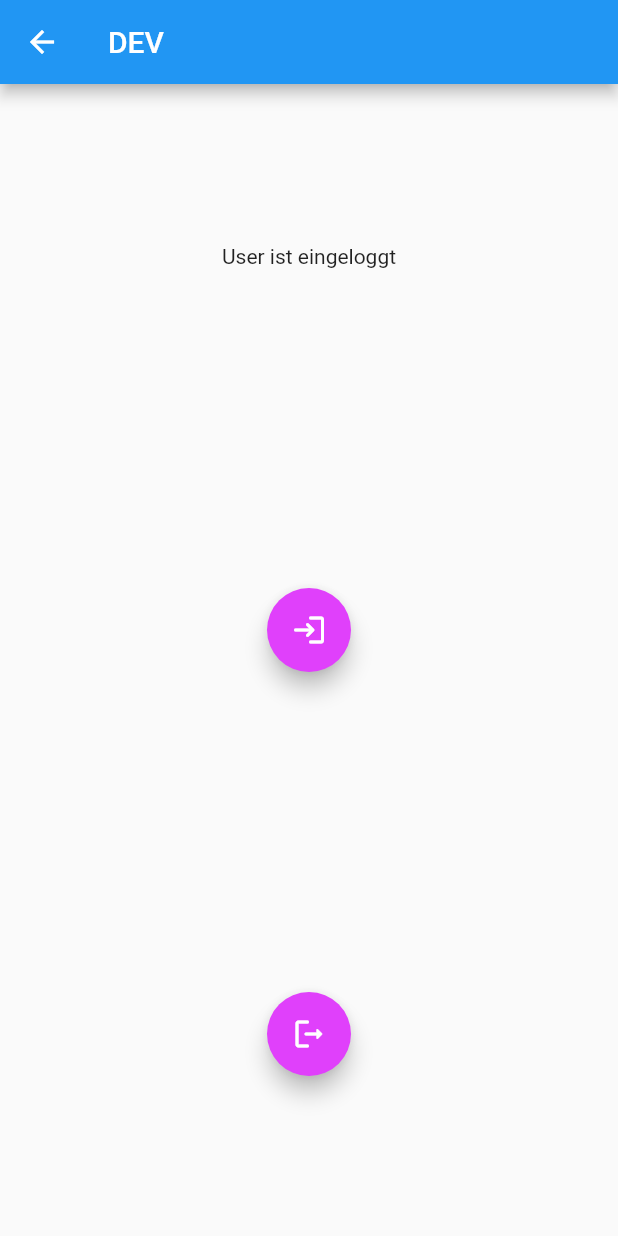
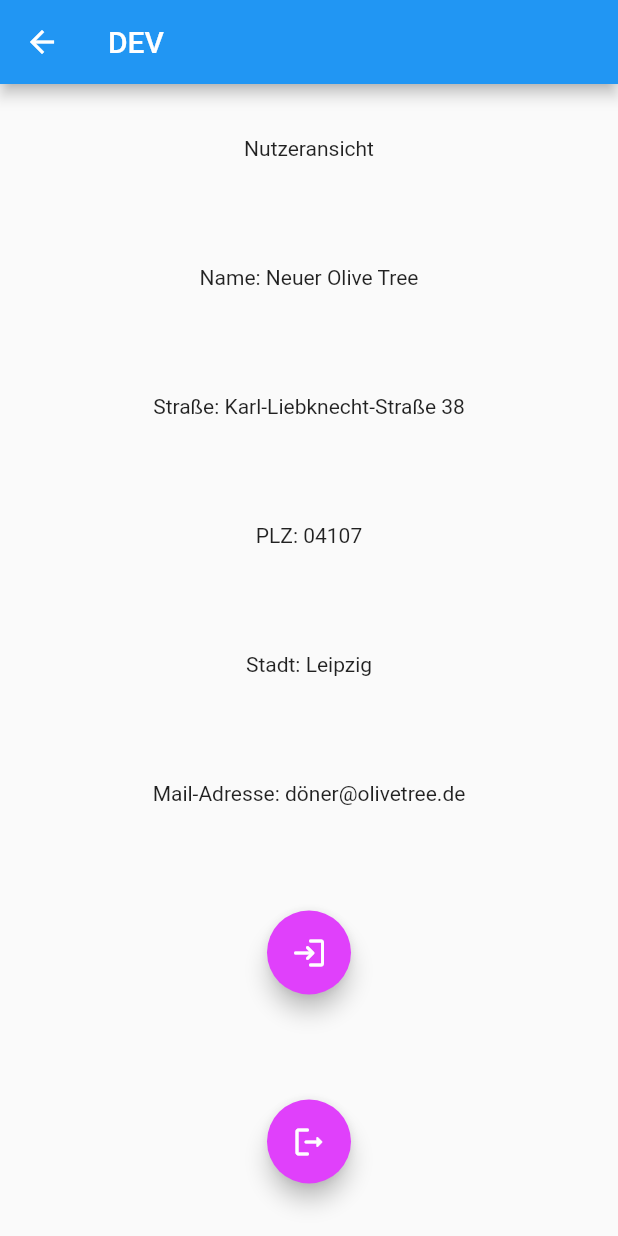
Before and after one commit to gmuehlenberg/samy, a Flutter app: the HomeView screen opened directly, after a tap on the "login" icon, on a phone screen of 412 x 824 dp. Run offline on Flutter 3.47's test engine with Material 2 defaults, Android fonts, the phone set to English and light mode, and no system bars; our stand-ins replace bloc, dartz, flutter_bloc, logger.

Commit message:
Add user MVU module

```diff
--- a/lib/home/home_view.dart
+++ b/lib/home/home_view.dart
@@ -1,6 +1,7 @@
 import 'package:bloc_mvu_app/config/config_model.dart';
 import 'package:bloc_mvu_app/login/login_view.dart';
 import 'package:bloc_mvu_app/mvu/view_without_model.dart';
+import 'package:bloc_mvu_app/user/user_view.dart';
 import 'package:flutter/material.dart';
 
 class HomeView extends ViewWithoutModel {
@@ -14,7 +15,7 @@ class HomeView extends ViewWithoutModel {
           ),
         ),
         body: const Center(
-          child: LoginView(),
+          child: UserView(),
         ),
       );
 }
--- a/lib/main.dart
+++ b/lib/main.dart
@@ -4,6 +4,7 @@ import 'package:bloc_mvu_app/login/login_update.dart';
 import 'package:bloc_mvu_app/navigation/navigation_model.dart';
 import 'package:bloc_mvu_app/navigation/navigation_update.dart';
 import 'package:bloc_mvu_app/navigation/navigation_view.dart';
+import 'package:bloc_mvu_app/user/user_update.dart';
 import 'package:flutter/material.dart';
 import 'package:flutter_bloc/flutter_bloc.dart';
 
@@ -18,6 +19,7 @@ class BlocMvuTestApp extends StatelessWidget {
           BlocProvider(create: ConfigUpdate.of, lazy: false),
           BlocProvider(create: CounterUpdate.of),
           BlocProvider(create: LoginUpdate.of),
+          BlocProvider(create: UserUpdate.of),
         ],
         child: MaterialApp(
           navigatorKey: navigatorKey,
--- a/lib/navigation/navigation_model.dart
+++ b/lib/navigation/navigation_model.dart
@@ -17,5 +17,5 @@ final GlobalKey<NavigatorState> navigatorKey = GlobalKey<NavigatorState>();
 final GlobalKey<ScaffoldState> scaffoldKey = GlobalKey<ScaffoldState>();
 
 enum Page {
-  login,
+  login, user
 }
--- a/lib/navigation/navigation_view.dart
+++ b/lib/navigation/navigation_view.dart
@@ -1,4 +1,5 @@
 import 'package:bloc_mvu_app/login/login_view.dart';
+import 'package:bloc_mvu_app/user/user_view.dart';
 import 'package:bloc_mvu_app/mvu/messaging.dart';
 import 'package:bloc_mvu_app/mvu/view.dart';
 import 'package:bloc_mvu_app/navigation/navigation_messages.dart';
@@ -39,5 +40,7 @@ Widget widgetFor(Page page) {
   switch (page) {
     case Page.login:
       return const LoginView();
+    case Page.user:
+      return const UserView();
   }
 }
--- a/lib/pages/menu/menu_view.dart
+++ b/lib/pages/menu/menu_view.dart
@@ -29,6 +29,7 @@ class MenuView extends ViewWithoutModel {
             child: Text('Menu'),
           ),
           _button('Login', Page.login),
+          _button('User', Page.user)
         ],
       );
 }
--- /dev/null
+++ b/lib/user/user_message.dart
@@ -0,0 +1,12 @@
+import 'package:bloc_mvu_app/mvu/messaging.dart';
+import 'package:bloc_mvu_app/user/user_update.dart';
+
+abstract class UserMessage extends UpdateMessage {
+  UserMessage() : super(routeTo: UserUpdate);
+}
+
+class CreateUser extends UserMessage {}
+
+class ChangeUser extends UserMessage {}
+
+class DeleteUser extends UserMessage {}
--- /dev/null
+++ b/lib/user/user_model.dart
@@ -0,0 +1,36 @@
+class UserModel {
+  UserModel({required this.surname,
+             required this.lastname,
+             required this.street,
+             required this.city,
+             required this.mail,
+             required this.password,
+             required this.postCode,
+  });
+
+  final String surname, lastname, street, postCode, city, mail, password;
+
+  UserModel copyWith({
+    String? surname,
+    String? lastname,
+    String? street,
+    String? city,
+    String? mail,
+    String? password,
+    String? postCode,
+  }) =>
+      UserModel(
+        // Returns new UserModel with new values for class variables, if passed through copyWith function. Otherwise variables will be kept with old values
+        surname: surname ?? this.surname,
+        lastname: lastname ?? this.lastname,
+        street: street ?? this.street,
+        city: city ?? this.city,
+        mail: mail ?? this.mail,
+        password: password ?? this.password,
+        postCode: postCode ?? this.postCode,
+
+
+      );
+}
+
+final UserModel initialUserModel = UserModel(surname: 'Olive', lastname: 'Tree', street: "Karl-Liebknecht-Straße 38", city: 'Leipzig', postCode: '04107', mail: 'döner@olivetree.de', password: 'dönermachtschöner123' );
--- /dev/null
+++ b/lib/user/user_update.dart
@@ -0,0 +1,26 @@
+import 'package:bloc_mvu_app/mvu/update.dart';
+import 'package:bloc_mvu_app/user/user_message.dart';
+import 'package:bloc_mvu_app/user/user_model.dart';
+import 'package:dartz/dartz.dart';
+import 'package:flutter/material.dart';
+
+class UserUpdate extends Update<UserMessage, UserModel> {
+  UserUpdate(UserModel initialModel) : super(initialModel);
+
+  // ignore: avoid_unused_constructor_parameters
+  factory UserUpdate.of(BuildContext context) => UserUpdate(initialUserModel);
+
+  @override
+  Option<UserModel> processMessage(UserMessage message, UserModel model) {
+    if (message is CreateUser) {
+      return Some(model.copyWith(surname: 'Neuer', lastname: 'Olive Tree', street: "Karl-Liebknecht-Straße 38", city: 'Leipzig', postCode: '04107', mail: 'döner@olivetree.de', password: 'dönermachtschöner123'));
+    }
+    /*if (message is ChangeUser) {
+      return Some(model.copyWith(isLoggedIn: false));
+    }
+    if (message is DeleteUser) {
+      return Some(model.copyWith(isLoggedIn: false));
+    }*/
+    return const None();
+  }
+}
--- /dev/null
+++ b/lib/user/user_view.dart
@@ -0,0 +1,35 @@
+import 'package:bloc_mvu_app/mvu/messaging.dart';
+import 'package:bloc_mvu_app/mvu/view.dart';
+import 'package:bloc_mvu_app/user/user_message.dart';
+import 'package:bloc_mvu_app/user/user_model.dart';
+import 'package:bloc_mvu_app/user/user_update.dart';
+import 'package:flutter/material.dart';
+
+class UserView extends View<UserMessage, UserModel, UserUpdate> {
+  const UserView({Key? key}) : super(key: key);
+
+  @override
+  Widget buildView(UserModel model) => Column(
+    mainAxisAlignment: MainAxisAlignment.spaceAround,
+    children: [
+      Text('Nutzeransicht'),
+      Text('Name: ' + model.surname + ' ' + model.lastname),
+      Text('Straße: ' + model.street),
+      Text('PLZ: ' + model.postCode),
+      Text('Stadt: ' + model.city),
+      Text('Mail-Adresse: ' + model.mail),
+      FloatingActionButton(
+        onPressed: () => dispatch(CreateUser()),
+        tooltip: 'User einloggen',
+        backgroundColor: Colors.purpleAccent,
+        child: const Icon(Icons.login_rounded),
+      ),
+      FloatingActionButton(
+        onPressed: () => dispatch(DeleteUser()),
+        tooltip: 'User ausloggen',
+        backgroundColor: Colors.purpleAccent,
+        child: const Icon(Icons.logout_rounded),
+      ),
+    ],
+  );
+}
```
Also changed, not shown: lib/login/login_view.dart (+94 -2 lines).
